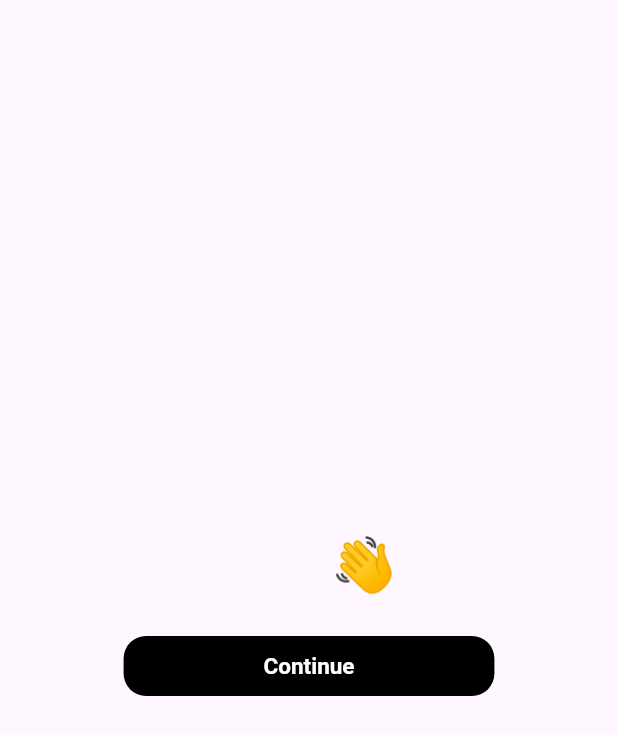
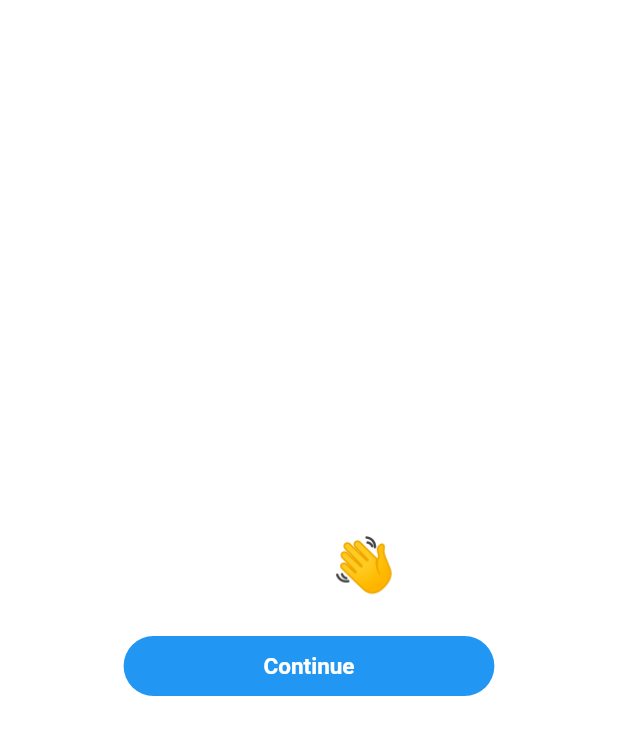
Before and after one commit to Lamafout/task-trackr, a Flutter app: the screen it shows after launch, on a phone screen of 412 x 824 dp. Shown: the top 735 px of the screen. Run offline on Flutter 3.47's test engine with Material 3 defaults, Android fonts, the phone set to English and light mode, and no system bars; drawn by our look-alikes of dynamic_color; our stand-ins replace cached_network_image, dartz, dio, flutter_bloc, flutter_dotenv, get_it and 3 more; accounts and stored records are empty.

Commit message:
Big changes in theme
Added dynamic color form material you. Now tasks grouped by their statuses.

```diff
--- a/lib/core/sources/local_source.dart
+++ b/lib/core/sources/local_source.dart
@@ -1,5 +1,7 @@
+import 'package:get_it/get_it.dart';
 import 'package:hive/hive.dart';
 import 'package:shared_preferences/shared_preferences.dart';
+import 'package:task_trackr/config/statuses.dart';
 import 'package:task_trackr/core/di/di.dart';
 import 'package:task_trackr/core/entities/employee_class.dart';
 import 'package:task_trackr/core/entities/project_class.dart';
@@ -38,6 +40,7 @@ class LocalSource {
   Future<List<TaskClass>> getTasks(String projectID) async {
     final box = di.get<Box<TaskClass>>();
     final List<TaskClass> tasks = box.values.where((task) => task.projectID == projectID).toList();
+    tasks.sort((a, b) => (a.status as Statuses).index.compareTo((b.status as Statuses).index));
     return tasks;
   }
 
--- a/lib/features/auth/presentation/components/auth_button.dart
+++ b/lib/features/auth/presentation/components/auth_button.dart
@@ -11,14 +11,25 @@ class AuthButton extends StatelessWidget {
   Widget build(BuildContext context) {
     return SizedBox(
       width: MediaQuery.of(context).size.width * 0.6,
-      child: Platform.isAndroid
-        ? ElevatedButton(
-            style: ElevatedButton.styleFrom(
-              backgroundColor: Colors.black,
-              shape: const RoundedRectangleBorder(
-                borderRadius: BorderRadius.all(Radius.circular(15)),
+      child: Platform.isIOS
+        ? CupertinoButton(
+            borderRadius: const BorderRadius.all(Radius.circular(10)),
+            onPressed: onTap,
+            child: const Text(
+              'Continue',
+              style: TextStyle(
+                fontSize: 15,
+                color: Colors.white,
               ),
             ),
+          )
+        : ElevatedButton(
+            // style: ElevatedButton.styleFrom(
+            //   backgroundColor: Colors.black,
+            //   shape: const RoundedRectangleBorder(
+            //     borderRadius: BorderRadius.all(Radius.circular(15)),
+            //   ),
+            // ),
             onPressed: onTap,
             child: const Text(
               'Continue',
@@ -27,18 +38,6 @@ class AuthButton extends StatelessWidget {
                 color: Colors.white,
               ),
             )
-          )
-        : CupertinoButton(
-            color: Colors.black,
-            borderRadius: const BorderRadius.all(Radius.circular(15)),
-            onPressed: onTap,
-            child: const Text(
-              'Continue',
-              style: TextStyle(
-                fontSize: 15,
-                color: Colors.white,
-              ),
-            ),
           ),
     );
   }
--- a/lib/features/get_projects/presentation/components/projects_screen.dart
+++ b/lib/features/get_projects/presentation/components/projects_screen.dart
@@ -14,6 +14,9 @@ class ProjectsScreen extends StatelessWidget {
       body: CustomScrollView(
         slivers: [
           SliverAppBar(
+            automaticallyImplyLeading: false,
+            snap: true,
+            floating: true,
             flexibleSpace: FlexibleSpaceBar(
               title: Text(
                 'Projects',
@@ -35,6 +38,7 @@ class ProjectsScreen extends StatelessWidget {
                         children: [
                           ...state.projects
                               .map((project) => ProjectWidget(project: project)),
+                              const SizedBox(height: 90)
                         ],
                       );
                     case FailureWhileGettingProjectsState():
--- a/lib/features/write_off_time/presentation/components/write_off_button.dart
+++ b/lib/features/write_off_time/presentation/components/write_off_button.dart
@@ -19,7 +19,7 @@ class WriteOffButton extends StatelessWidget {
     return Platform.isIOS
     ? CupertinoButton(
       padding: const EdgeInsets.symmetric(horizontal: 50),
-      color: Theme.of(context).cupertinoOverrideTheme!.primaryColor,
+      color: Theme.of(context).cupertinoOverrideTheme!.primaryContrastingColor,
       onPressed: () {
         di<WriteOffBloc>().add(WriteOffAndPostComment(time: (di<BottomWidgetBloc>().state as TaskIsPausedState).time.inSeconds, comment: textEditingController.text, task: task.id!));
         di<BottomWidgetBloc>().add(StopTaskEvent()); // ивент заканчивает работу таймера нижнего виджета
@@ -55,7 +55,7 @@ class WriteOffButton extends StatelessWidget {
           } else {
             return Text(
               'Write off time',
-              style: Theme.of(context).primaryTextTheme.titleMedium,
+              style: Theme.of(context).primaryTextTheme.titleMedium!.copyWith(color: Colors.white),
             );
           }
         }
--- a/lib/main.dart
+++ b/lib/main.dart
@@ -35,21 +35,40 @@ class TrackerApp extends StatelessWidget {
 
     return DynamicColorBuilder(
       builder: (lightDynamic, darkDynamic) {
-        ColorScheme lightColorScheme = lightDynamic ?? ColorScheme.fromSwatch(accentColor: Colors.blue);
-        ColorScheme darkColorScheme = darkDynamic ?? ColorScheme.fromSwatch(accentColor: Colors.blue);
+        ColorScheme lightColorScheme = lightDynamic ?? ColorScheme.fromSwatch(primarySwatch: Colors.blue);
+        ColorScheme darkColorScheme =  darkDynamic ?? ColorScheme.fromSwatch(brightness: Brightness.dark , primarySwatch: Colors.indigo, backgroundColor: Colors.grey[700] ,cardColor: Colors.grey[850]);
         return MaterialApp(
           theme: ThemeData(
-            // colorScheme: lightColorScheme,
+            colorScheme: lightColorScheme,
             useMaterial3: true,
-            primaryTextTheme: TextTheme(
+            primaryTextTheme: const TextTheme(
+              labelMedium: TextStyle(
+                fontWeight: FontWeight.bold,
+                color: Colors.black,
+                fontSize: 20,
+              ),
               headlineLarge: TextStyle(
-                fontSize: 18,
-                color:
-                Colors.black,
+                color: Colors.black,
                 fontWeight: FontWeight.w500,
+              ),
+              headlineMedium: TextStyle(
+                color: Colors.black,
+                fontWeight: FontWeight.w500,
+              ),
+              titleLarge: TextStyle(
+                color: Colors.black
+              ),
+              titleMedium: TextStyle(
+                color: Colors.black
+              ),
+              bodyMedium: TextStyle(
+                color: Colors.black87
+              ),
+              bodySmall: TextStyle(
+                color: Colors.black
               )
             ),
-            iconButtonTheme: IconButtonThemeData(
+             iconButtonTheme: IconButtonThemeData(
               style: ButtonStyle(
                 side: WidgetStateProperty.resolveWith<BorderSide>((Set<WidgetState> states) {
                   if (states.contains(WidgetState.disabled)) {
@@ -58,8 +77,8 @@ class TrackerApp extends StatelessWidget {
                       width: 4
                     );
                   } else {
-                    return const BorderSide(
-                      color: Colors.blue,
+                    return  BorderSide(
+                      color: lightColorScheme.primary,
                       width: 4
                     );
                   }
@@ -68,20 +87,20 @@ class TrackerApp extends StatelessWidget {
                   if (states.contains(WidgetState.disabled)) {
                     return Colors.grey;
                   } else {
-                    return Colors.blue;
+                    return lightColorScheme.primary;
                   }
                 }),
-                backgroundColor: const WidgetStatePropertyAll<Color>(Colors.white),
+                backgroundColor: const WidgetStatePropertyAll<Color>(Colors.transparent),
               )
             ),
-
             elevatedButtonTheme: ElevatedButtonThemeData(
               style: ButtonStyle(
+                padding: const WidgetStatePropertyAll<EdgeInsetsGeometry>(EdgeInsets.symmetric(horizontal: 50)),
                 backgroundColor: WidgetStateProperty.resolveWith<Color>((Set<WidgetState> states) {
                   if (states.contains(WidgetState.disabled)) {
                     return Colors.grey;
                   } else {
-                    return Colors.blue;
+                    return lightColorScheme.primary;
                   }
                 }),
                 textStyle: const WidgetStatePropertyAll<TextStyle>(TextStyle(
@@ -91,10 +110,17 @@ class TrackerApp extends StatelessWidget {
                 shadowColor: const WidgetStatePropertyAll<Color>(Colors.transparent)
               )
             ),
+            cardColor: lightColorScheme.secondaryContainer,
+            scaffoldBackgroundColor: lightColorScheme.surface,
+
+            // cupertino
+            cupertinoOverrideTheme: NoDefaultCupertinoThemeData(
+              primaryContrastingColor: Colors.grey[400]
+            )
           ),
 
           darkTheme: ThemeData(
-            // colorScheme: darkColorScheme,
+            colorScheme: darkColorScheme,
             useMaterial3: true,
             primaryTextTheme: const TextTheme(
               labelMedium: TextStyle(
@@ -103,16 +129,27 @@ class TrackerApp extends StatelessWidget {
                 fontSize: 20,
               ),
               headlineLarge: TextStyle(
-                fontSize: 18,
-                color:
-                Colors.white,
+                color: Colors.white,
                 fontWeight: FontWeight.w500,
               ),
+              headlineMedium: TextStyle(
+                color: Colors.white,
+                fontWeight: FontWeight.w500,
+              ),
+              titleLarge: TextStyle(
+                color: Colors.white
+              ),
+              titleMedium: TextStyle(
+                color: Colors.white
+              ),
               bodyMedium: TextStyle(
-                color: Colors.white70
+                color: Colors.white
               ),
+              bodySmall: TextStyle(
+                color: Colors.white
+              )
             ),
-            iconButtonTheme: IconButtonThemeData(
+             iconButtonTheme: IconButtonThemeData(
               style: ButtonStyle(
                 side: WidgetStateProperty.resolveWith<BorderSide>((Set<WidgetState> states) {
                   if (states.contains(WidgetState.disabled)) {
@@ -121,8 +158,8 @@ class TrackerApp extends StatelessWidget {
                       width: 4
                     );
                   } else {
-                    return const BorderSide(
-                      color: Color.fromARGB(255, 33, 37, 243),
+                    return  BorderSide(
+                      color: darkColorScheme.primary,
                       width: 4
                     );
                   }
@@ -131,17 +168,12 @@ class TrackerApp extends StatelessWidget {
                   if (states.contains(WidgetState.disabled)) {
                     return Colors.grey;
                   } else {
-                    return const Color.fromARGB(255, 33, 37, 243);
+                    return darkColorScheme.primary;
                   }
                 }),
                 backgroundColor: const WidgetStatePropertyAll<Color>(Colors.transparent),
               )
             ),
-
-            cupertinoOverrideTheme: const NoDefaultCupertinoThemeData(
-              primaryColor: Color.fromARGB(255, 33, 37, 243)
-            ),
-
             elevatedButtonTheme: ElevatedButtonThemeData(
               style: ButtonStyle(
                 padding: const WidgetStatePropertyAll<EdgeInsetsGeometry>(EdgeInsets.symmetric(horizontal: 50)),
@@ -149,7 +181,7 @@ class TrackerApp extends StatelessWidget {
                   if (states.contains(WidgetState.disabled)) {
                     return Colors.grey;
                   } else {
-                    return const Color.fromARGB(255, 33, 37, 243);
+                    return darkColorScheme.primary;
                   }
                 }),
                 textStyle: const WidgetStatePropertyAll<TextStyle>(TextStyle(
@@ -159,18 +191,13 @@ class TrackerApp extends StatelessWidget {
                 shadowColor: const WidgetStatePropertyAll<Color>(Colors.transparent)
               )
             ),
+            cardColor: darkColorScheme.secondaryContainer,
+            scaffoldBackgroundColor: darkColorScheme.surface,
 
-            scaffoldBackgroundColor: const Color.fromARGB(255, 46, 46, 46),
-
-            appBarTheme: const AppBarTheme(
-              color: Color.fromARGB(255, 46, 46, 46),
-            ),
-
-            bottomAppBarTheme: const BottomAppBarTheme(
-              color: Color.fromARGB(255, 46, 46, 46),
-            ),
-
-            cardColor: const Color.fromARGB(255, 34, 34, 34),
+            // cupertino
+            cupertinoOverrideTheme: NoDefaultCupertinoThemeData(
+              primaryContrastingColor: Colors.grey[800]
+            )
           ),
 
           themeMode: ThemeMode.system,
@@ -192,7 +219,11 @@ class TrackerApp extends StatelessWidget {
                   } else if (state is AuthenticationIsFailureState) {
                     return const AuthScreen();
                   } else {
-                    return const Center(child: CircularProgressIndicator());
+                    return Column(
+                      children: [
+                        Center(child: CircularProgressIndicator(color: Theme.of(context).primaryColor,)),
+                      ],
+                    );
                   }
                 },
               ),
```
Also changed, not shown: lib/features/get_employees/presentation/components/employee_widget.dart (+9 -4 lines), lib/features/get_employees/presentation/components/employees_screen.dart (+10 -3 lines), lib/features/get_projects/presentation/components/project_widget.dart (+4 -3 lines), lib/features/get_tasks/presentation/components/task_widget.dart (+5 -10 lines), lib/features/get_tasks/presentation/components/tasks_screen.dart (+31 -3 lines), lib/features/write_off_time/presentation/components/timer_bottom_widget.dart (+9 -6 lines), lib/features/write_off_time/presentation/components/write_off_page.dart (+6 -1 lines), 1 other file.
